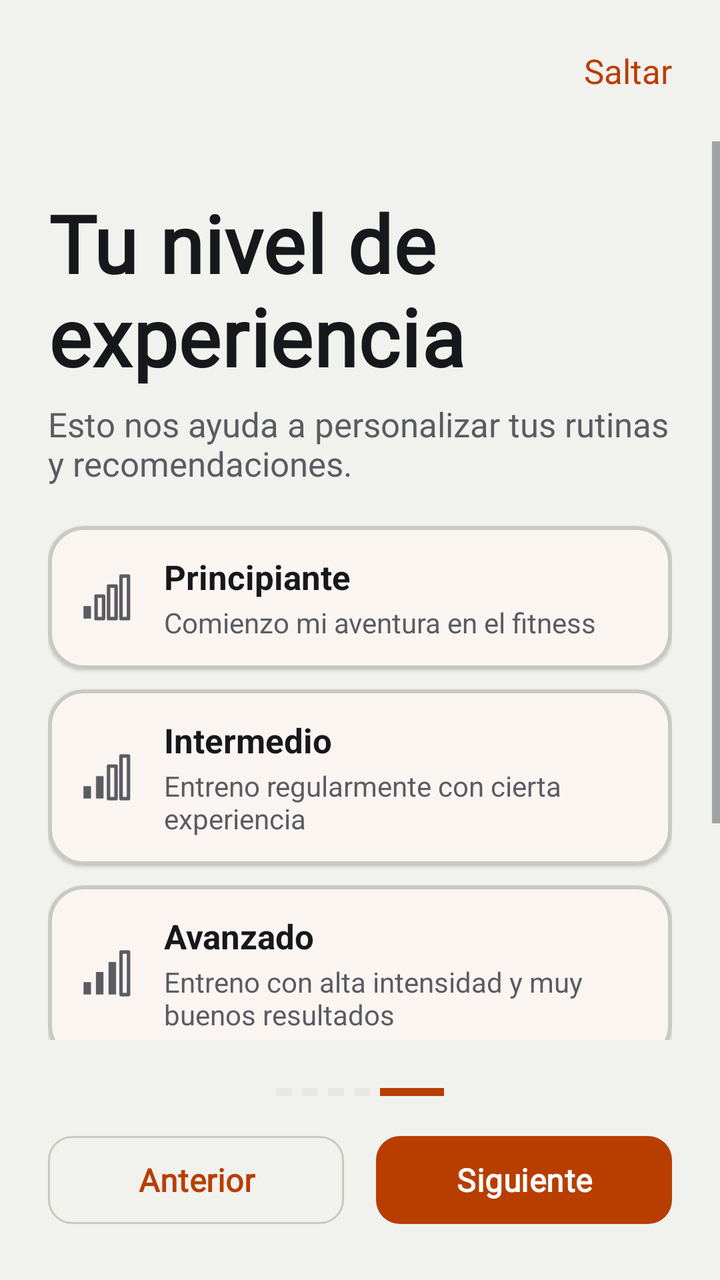
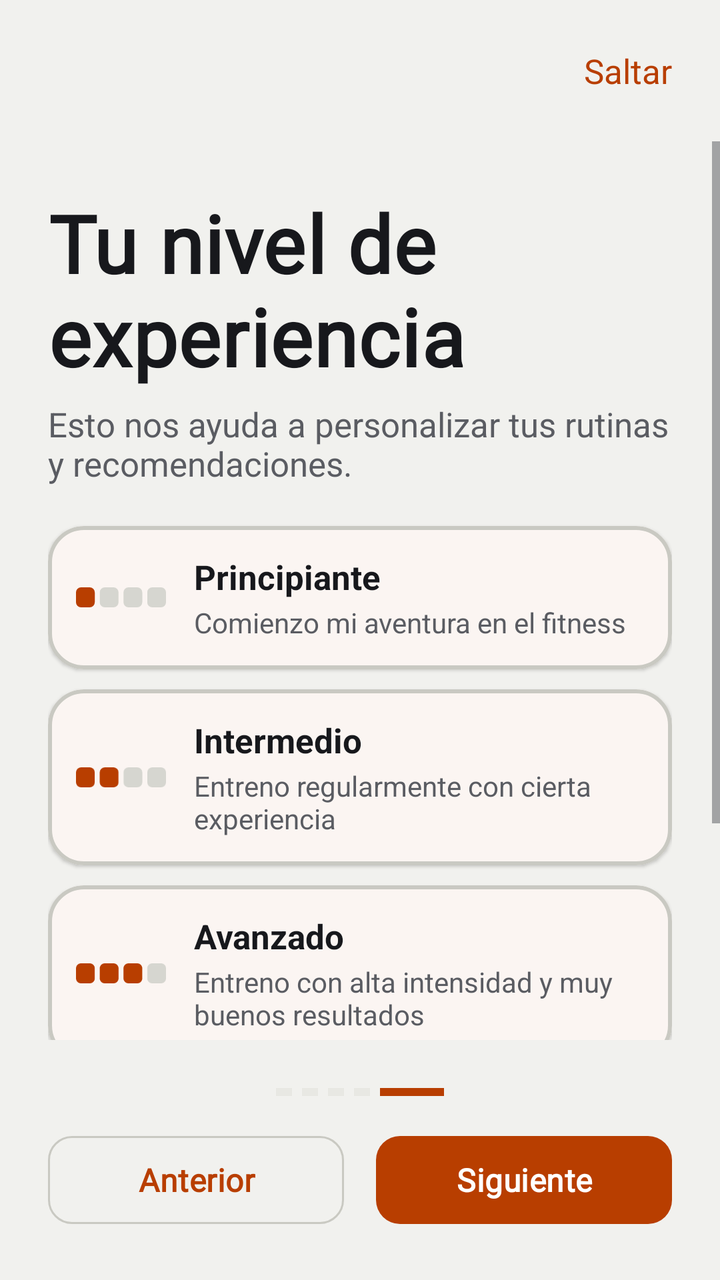

Screens rendered from an Android XML layout before and after an edit, with the pre-edit source and the edit as a unified diff.
<!-- AndroidManifest.xml: application theme Theme.GymProFit -->
<!-- res/layout/activity_onboarding5.xml -->
<?xml version="1.0" encoding="utf-8"?>
<LinearLayout xmlns:android="http://schemas.android.com/apk/res/android"
    xmlns:app="http://schemas.android.com/apk/res-auto"
    android:layout_width="match_parent"
    android:layout_height="match_parent"
    android:orientation="vertical"
    android:background="?attr/android:colorBackground">

    
    <TextView
        android:id="@+id/tvSaltar5"
        android:layout_width="wrap_content"
        android:layout_height="wrap_content"
        android:layout_gravity="end"
        android:layout_margin="16dp"
        android:text="@string/onboarding_saltar"
        android:textSize="@dimen/text_body"
        android:textColor="?attr/colorPrimary"
        android:padding="8dp"
        android:clickable="true"
        android:focusable="true"
        android:background="?attr/selectableItemBackgroundBorderless" />

    <ScrollView
        android:layout_width="match_parent"
        android:layout_height="0dp"
        android:layout_weight="1">

        <LinearLayout
            android:layout_width="match_parent"
            android:layout_height="wrap_content"
            android:orientation="vertical"
            android:padding="24dp">

            <TextView
                android:layout_width="wrap_content"
                android:layout_height="wrap_content"
                android:text="@string/onboarding_nivel_titulo"
                android:textAppearance="@style/TextAppearance.GymProFit.Display" />

            <TextView
                android:layout_width="wrap_content"
                android:layout_height="wrap_content"
                android:layout_marginTop="6dp"
                android:layout_marginBottom="20dp"
                android:text="@string/onboarding_nivel_desc"
                android:textSize="@dimen/text_body"
                android:textColor="?attr/colorOnSurfaceVariant" />

            
            <com.google.android.material.card.MaterialCardView
                android:id="@+id/cardPrincipiante"
                android:layout_width="match_parent"
                android:layout_height="wrap_content"
                android:layout_marginBottom="10dp"
                android:clickable="true"
                android:focusable="true"
                android:foreground="?attr/selectableItemBackground"
                app:strokeWidth="2dp"
                app:strokeColor="?attr/colorOutlineVariant">
                <LinearLayout android:layout_width="match_parent" android:layout_height="wrap_content"
                    android:orientation="horizontal" android:padding="14dp" android:gravity="center_vertical">
                    <ImageView android:layout_width="30dp" android:layout_height="30dp"
                        android:src="@drawable/ic_nivel_principiante" app:tint="?attr/colorOnSurfaceVariant"
                        android:layout_marginEnd="14dp" android:contentDescription="@null" />
                    <LinearLayout android:layout_width="0dp" android:layout_height="wrap_content" android:layout_weight="1" android:orientation="vertical">
                        <TextView android:layout_width="wrap_content" android:layout_height="wrap_content"
                            android:text="@string/nivel_principiante" android:textSize="@dimen/text_body"
                            android:textStyle="bold" android:textColor="?attr/colorOnSurface" />
                        <TextView android:layout_width="wrap_content" android:layout_height="wrap_content"
                            android:layout_marginTop="2dp" android:text="@string/nivel_principiante_desc"
                            android:textSize="@dimen/text_label" android:textColor="?attr/colorOnSurfaceVariant" />
                    </LinearLayout>
                    <ImageView android:id="@+id/ivCheckPrincipiante" android:layout_width="20dp"
                        android:layout_height="20dp" android:src="@drawable/ic_check"
                        android:visibility="gone" android:contentDescription="@null" />
                </LinearLayout>
            </com.google.android.material.card.MaterialCardView>

            
            <com.google.android.material.card.MaterialCardView
                android:id="@+id/cardIntermedio"
                android:layout_width="match_parent"
                android:layout_height="wrap_content"
                android:layout_marginBottom="10dp"
                android:clickable="true"
                android:focusable="true"
                android:foreground="?attr/selectableItemBackground"
                app:strokeWidth="2dp"
                app:strokeColor="?attr/colorOutlineVariant">
                <LinearLayout android:layout_width="match_parent" android:layout_height="wrap_content"
                    android:orientation="horizontal" android:padding="14dp" android:gravity="center_vertical">
                    <ImageView android:layout_width="30dp" android:layout_height="30dp"
                        android:src="@drawable/ic_nivel_intermedio" app:tint="?attr/colorOnSurfaceVariant"
                        android:layout_marginEnd="14dp" android:contentDescription="@null" />
                    <LinearLayout android:layout_width="0dp" android:layout_height="wrap_content" android:layout_weight="1" android:orientation="vertical">
                        <TextView android:layout_width="wrap_content" android:layout_height="wrap_content"
                            android:text="@string/nivel_intermedio" android:textSize="@dimen/text_body"
                            android:textStyle="bold" android:textColor="?attr/colorOnSurface" />
                        <TextView android:layout_width="wrap_content" android:layout_height="wrap_content"
                            android:layout_marginTop="2dp" android:text="@string/nivel_intermedio_desc"
                            android:textSize="@dimen/text_label" android:textColor="?attr/colorOnSurfaceVariant" />
                    </LinearLayout>
                    <ImageView android:id="@+id/ivCheckIntermedio" android:layout_width="20dp"
                        android:layout_height="20dp" android:src="@drawable/ic_check"
                        android:visibility="gone" android:contentDescription="@null" />
                </LinearLayout>
            </com.google.android.material.card.MaterialCardView>

            
            <com.google.android.material.card.MaterialCardView
                android:id="@+id/cardAvanzado"
                android:layout_width="match_parent"
                android:layout_height="wrap_content"
                android:layout_marginBottom="10dp"
                android:clickable="true"
                android:focusable="true"
                android:foreground="?attr/selectableItemBackground"
                app:strokeWidth="2dp"
                app:strokeColor="?attr/colorOutlineVariant">
                <LinearLayout android:layout_width="match_parent" android:layout_height="wrap_content"
                    android:orientation="horizontal" android:padding="14dp" android:gravity="center_vertical">
                    <ImageView android:layout_width="30dp" android:layout_height="30dp"
                        android:src="@drawable/ic_nivel_avanzado" app:tint="?attr/colorOnSurfaceVariant"
                        android:layout_marginEnd="14dp" android:contentDescription="@null" />
                    <LinearLayout android:layout_width="0dp" android:layout_height="wrap_content" android:layout_weight="1" android:orientation="vertical">
                        <TextView android:layout_width="wrap_content" android:layout_height="wrap_content"
                            android:text="@string/nivel_avanzado" android:textSize="@dimen/text_body"
                            android:textStyle="bold" android:textColor="?attr/colorOnSurface" />
                        <TextView android:layout_width="wrap_content" android:layout_height="wrap_content"
                            android:layout_marginTop="2dp" android:text="@string/nivel_avanzado_desc"
                            android:textSize="@dimen/text_label" android:textColor="?attr/colorOnSurfaceVariant" />
                    </LinearLayout>
                    <ImageView android:id="@+id/ivCheckAvanzado" android:layout_width="20dp"
                        android:layout_height="20dp" android:src="@drawable/ic_check"
                        android:visibility="gone" android:contentDescription="@null" />
                </LinearLayout>
            </com.google.android.material.card.MaterialCardView>

            
            <com.google.android.material.card.MaterialCardView
                android:id="@+id/cardExperto"
                android:layout_width="match_parent"
                android:layout_height="wrap_content"
                android:layout_marginBottom="10dp"
                android:clickable="true"
                android:focusable="true"
                android:foreground="?attr/selectableItemBackground"
                app:strokeWidth="2dp"
                app:strokeColor="?attr/colorOutlineVariant">
                <LinearLayout android:layout_width="match_parent" android:layout_height="wrap_content"
                    android:orientation="horizontal" android:padding="14dp" android:gravity="center_vertical">
                    <ImageView android:layout_width="30dp" android:layout_height="30dp"
                        android:src="@drawable/ic_nivel_experto" app:tint="?attr/colorOnSurfaceVariant"
                        android:layout_marginEnd="14dp" android:contentDescription="@null" />
                    <LinearLayout android:layout_width="0dp" android:layout_height="wrap_content" android:layout_weight="1" android:orientation="vertical">
                        <TextView android:layout_width="wrap_content" android:layout_height="wrap_content"
                            android:text="@string/nivel_experto" android:textSize="@dimen/text_body"
                            android:textStyle="bold" android:textColor="?attr/colorOnSurface" />
                        <TextView android:layout_width="wrap_content" android:layout_height="wrap_content"
                            android:layout_marginTop="2dp" android:text="@string/nivel_experto_desc"
                            android:textSize="@dimen/text_label" android:textColor="?attr/colorOnSurfaceVariant" />
                    </LinearLayout>
                    <ImageView android:id="@+id/ivCheckExperto" android:layout_width="20dp"
                        android:layout_height="20dp" android:src="@drawable/ic_check"
                        android:visibility="gone" android:contentDescription="@null" />
                </LinearLayout>
            </com.google.android.material.card.MaterialCardView>

        </LinearLayout>

    </ScrollView>

    <LinearLayout
        android:layout_width="match_parent"
        android:layout_height="wrap_content"
        android:orientation="vertical"
        android:padding="24dp">

        
        <LinearLayout android:layout_width="match_parent" android:layout_height="wrap_content"
            android:orientation="horizontal" android:gravity="center" android:layout_marginBottom="16dp">
            <View android:layout_width="8dp" android:layout_height="4dp" android:background="?attr/colorSurfaceVariant" android:layout_marginEnd="5dp" />
            <View android:layout_width="8dp" android:layout_height="4dp" android:background="?attr/colorSurfaceVariant" android:layout_marginEnd="5dp" />
            <View android:layout_width="8dp" android:layout_height="4dp" android:background="?attr/colorSurfaceVariant" android:layout_marginEnd="5dp" />
            <View android:layout_width="8dp" android:layout_height="4dp" android:background="?attr/colorSurfaceVariant" android:layout_marginEnd="5dp" />
            <View android:layout_width="32dp" android:layout_height="4dp" android:background="?attr/colorPrimary" />
        </LinearLayout>

        
        <LinearLayout android:layout_width="match_parent" android:layout_height="wrap_content" android:orientation="horizontal">
            <com.google.android.material.button.MaterialButton
                android:id="@+id/btnAnterior5"
                style="@style/Widget.Material3.Button.OutlinedButton"
                android:layout_width="0dp" android:layout_height="52dp" android:layout_weight="1"
                android:layout_marginEnd="8dp" android:text="@string/onboarding_anterior" app:cornerRadius="12dp" />
            <com.google.android.material.button.MaterialButton
                android:id="@+id/btnSiguiente5"
                android:layout_width="0dp" android:layout_height="52dp" android:layout_weight="1"
                android:layout_marginStart="8dp" android:text="@string/onboarding_siguiente" app:cornerRadius="12dp" />
        </LinearLayout>

    </LinearLayout>

</LinearLayout>
<!-- resources referenced by this layout -->
<resources>
  <!-- drawable ic_nivel_avanzado (drawable) -->
  <?xml version="1.0" encoding="utf-8"?>
  <vector xmlns:android="http://schemas.android.com/apk/res/android"
      android:width="24dp" android:height="24dp"
      android:viewportWidth="24" android:viewportHeight="24">
      <path
          android:fillColor="?attr/colorOnSurfaceVariant"
          android:pathData="M3,15.5 h3 v5 h-3 z"/>
      <path
          android:fillColor="?attr/colorOnSurfaceVariant"
          android:pathData="M8,11.5 h3 v9 h-3 z"/>
      <path
          android:fillColor="?attr/colorOnSurfaceVariant"
          android:pathData="M13,7.5 h3 v13 h-3 z"/>
      <path
          android:fillColor="@android:color/transparent"
          android:strokeColor="?attr/colorOnSurfaceVariant"
          android:strokeWidth="1.4"
          android:strokeLineJoin="round"
          android:pathData="M18,3.5 h3 v17 h-3 z"/>
  </vector>
  <!-- drawable ic_nivel_experto (drawable) -->
  <?xml version="1.0" encoding="utf-8"?>
  <vector xmlns:android="http://schemas.android.com/apk/res/android"
      android:width="24dp" android:height="24dp"
      android:viewportWidth="24" android:viewportHeight="24">
      <path
          android:fillColor="?attr/colorOnSurfaceVariant"
          android:pathData="M3,15.5 h3 v5 h-3 z"/>
      <path
          android:fillColor="?attr/colorOnSurfaceVariant"
          android:pathData="M8,11.5 h3 v9 h-3 z"/>
      <path
          android:fillColor="?attr/colorOnSurfaceVariant"
          android:pathData="M13,7.5 h3 v13 h-3 z"/>
      <path
          android:fillColor="?attr/colorOnSurfaceVariant"
          android:pathData="M18,3.5 h3 v17 h-3 z"/>
  </vector>
  <!-- drawable ic_nivel_intermedio (drawable) -->
  <?xml version="1.0" encoding="utf-8"?>
  <vector xmlns:android="http://schemas.android.com/apk/res/android"
      android:width="24dp" android:height="24dp"
      android:viewportWidth="24" android:viewportHeight="24">
      <path
          android:fillColor="?attr/colorOnSurfaceVariant"
          android:pathData="M3,15.5 h3 v5 h-3 z"/>
      <path
          android:fillColor="?attr/colorOnSurfaceVariant"
          android:pathData="M8,11.5 h3 v9 h-3 z"/>
      <path
          android:fillColor="@android:color/transparent"
          android:strokeColor="?attr/colorOnSurfaceVariant"
          android:strokeWidth="1.4"
          android:strokeLineJoin="round"
          android:pathData="M13,7.5 h3 v13 h-3 z"/>
      <path
          android:fillColor="@android:color/transparent"
          android:strokeColor="?attr/colorOnSurfaceVariant"
          android:strokeWidth="1.4"
          android:strokeLineJoin="round"
          android:pathData="M18,3.5 h3 v17 h-3 z"/>
  </vector>
  <!-- drawable ic_nivel_principiante (drawable) -->
  <?xml version="1.0" encoding="utf-8"?>
  <vector xmlns:android="http://schemas.android.com/apk/res/android"
      android:width="24dp" android:height="24dp"
      android:viewportWidth="24" android:viewportHeight="24">
      <path
          android:fillColor="?attr/colorOnSurfaceVariant"
          android:pathData="M3,15.5 h3 v5 h-3 z"/>
      <path
          android:fillColor="@android:color/transparent"
          android:strokeColor="?attr/colorOnSurfaceVariant"
          android:strokeWidth="1.4"
          android:strokeLineJoin="round"
          android:pathData="M8,11.5 h3 v9 h-3 z"/>
      <path
          android:fillColor="@android:color/transparent"
          android:strokeColor="?attr/colorOnSurfaceVariant"
          android:strokeWidth="1.4"
          android:strokeLineJoin="round"
          android:pathData="M13,7.5 h3 v13 h-3 z"/>
      <path
          android:fillColor="@android:color/transparent"
          android:strokeColor="?attr/colorOnSurfaceVariant"
          android:strokeWidth="1.4"
          android:strokeLineJoin="round"
          android:pathData="M18,3.5 h3 v17 h-3 z"/>
  </vector>
  <!-- unchanged entries left out for length: 57 -->
</resources>

<!-- the commit's change to res/layout/activity_onboarding5.xml (unified diff, before → after) -->
@@ -60,9 +60,9 @@
                 app:strokeColor="?attr/colorOutlineVariant">
                 <LinearLayout android:layout_width="match_parent" android:layout_height="wrap_content"
                     android:orientation="horizontal" android:padding="14dp" android:gravity="center_vertical">
-                    <ImageView android:layout_width="30dp" android:layout_height="30dp"
-                        android:src="@drawable/ic_nivel_principiante" app:tint="?attr/colorOnSurfaceVariant"
-                        android:layout_marginEnd="14dp" android:contentDescription="@null" />
+                    <ImageView android:id="@+id/ivNivelPrincipiante" android:layout_width="45dp" android:layout_height="10dp"
+                        android:src="@drawable/ic_nivel_principiante"
+                        android:layout_marginEnd="14dp" />
                     <LinearLayout android:layout_width="0dp" android:layout_height="wrap_content" android:layout_weight="1" android:orientation="vertical">
                         <TextView android:layout_width="wrap_content" android:layout_height="wrap_content"
                             android:text="@string/nivel_principiante" android:textSize="@dimen/text_body"
@@ -90,9 +90,9 @@
                 app:strokeColor="?attr/colorOutlineVariant">
                 <LinearLayout android:layout_width="match_parent" android:layout_height="wrap_content"
                     android:orientation="horizontal" android:padding="14dp" android:gravity="center_vertical">
-                    <ImageView android:layout_width="30dp" android:layout_height="30dp"
-                        android:src="@drawable/ic_nivel_intermedio" app:tint="?attr/colorOnSurfaceVariant"
-                        android:layout_marginEnd="14dp" android:contentDescription="@null" />
+                    <ImageView android:id="@+id/ivNivelIntermedio" android:layout_width="45dp" android:layout_height="10dp"
+                        android:src="@drawable/ic_nivel_intermedio"
+                        android:layout_marginEnd="14dp" />
                     <LinearLayout android:layout_width="0dp" android:layout_height="wrap_content" android:layout_weight="1" android:orientation="vertical">
                         <TextView android:layout_width="wrap_content" android:layout_height="wrap_content"
                             android:text="@string/nivel_intermedio" android:textSize="@dimen/text_body"
@@ -120,9 +120,9 @@
                 app:strokeColor="?attr/colorOutlineVariant">
                 <LinearLayout android:layout_width="match_parent" android:layout_height="wrap_content"
                     android:orientation="horizontal" android:padding="14dp" android:gravity="center_vertical">
-                    <ImageView android:layout_width="30dp" android:layout_height="30dp"
-                        android:src="@drawable/ic_nivel_avanzado" app:tint="?attr/colorOnSurfaceVariant"
-                        android:layout_marginEnd="14dp" android:contentDescription="@null" />
+                    <ImageView android:id="@+id/ivNivelAvanzado" android:layout_width="45dp" android:layout_height="10dp"
+                        android:src="@drawable/ic_nivel_avanzado"
+                        android:layout_marginEnd="14dp" />
                     <LinearLayout android:layout_width="0dp" android:layout_height="wrap_content" android:layout_weight="1" android:orientation="vertical">
                         <TextView android:layout_width="wrap_content" android:layout_height="wrap_content"
                             android:text="@string/nivel_avanzado" android:textSize="@dimen/text_body"
@@ -150,9 +150,9 @@
                 app:strokeColor="?attr/colorOutlineVariant">
                 <LinearLayout android:layout_width="match_parent" android:layout_height="wrap_content"
                     android:orientation="horizontal" android:padding="14dp" android:gravity="center_vertical">
-                    <ImageView android:layout_width="30dp" android:layout_height="30dp"
-                        android:src="@drawable/ic_nivel_experto" app:tint="?attr/colorOnSurfaceVariant"
-                        android:layout_marginEnd="14dp" android:contentDescription="@null" />
+                    <ImageView android:id="@+id/ivNivelExperto" android:layout_width="45dp" android:layout_height="10dp"
+                        android:src="@drawable/ic_nivel_experto"
+                        android:layout_marginEnd="14dp" />
                     <LinearLayout android:layout_width="0dp" android:layout_height="wrap_content" android:layout_weight="1" android:orientation="vertical">
                         <TextView android:layout_width="wrap_content" android:layout_height="wrap_content"
                             android:text="@string/nivel_experto" android:textSize="@dimen/text_body"
<!-- resource entries referenced after the edit -->
@@ -3,93 +3,76 @@
   <!-- drawable ic_nivel_avanzado (drawable) -->
   <?xml version="1.0" encoding="utf-8"?>
   <vector xmlns:android="http://schemas.android.com/apk/res/android"
-      android:width="24dp" android:height="24dp"
-      android:viewportWidth="24" android:viewportHeight="24">
+      android:width="36dp" android:height="8dp"
+      android:viewportWidth="36" android:viewportHeight="8">
       <path
-          android:fillColor="?attr/colorOnSurfaceVariant"
-          android:pathData="M3,15.5 h3 v5 h-3 z"/>
+          android:fillColor="?attr/colorPrimary"
+          android:pathData="M2,0 h3.5 a2,2 0 0 1 2,2 v4 a2,2 0 0 1 -2,2 h-3.5 a2,2 0 0 1 -2,-2 v-4 a2,2 0 0 1 2,-2 z"/>
       <path
-          android:fillColor="?attr/colorOnSurfaceVariant"
-          android:pathData="M8,11.5 h3 v9 h-3 z"/>
+          android:fillColor="?attr/colorPrimary"
+          android:pathData="M11.5,0 h3.5 a2,2 0 0 1 2,2 v4 a2,2 0 0 1 -2,2 h-3.5 a2,2 0 0 1 -2,-2 v-4 a2,2 0 0 1 2,-2 z"/>
       <path
-          android:fillColor="?attr/colorOnSurfaceVariant"
-          android:pathData="M13,7.5 h3 v13 h-3 z"/>
+          android:fillColor="?attr/colorPrimary"
+          android:pathData="M21,0 h3.5 a2,2 0 0 1 2,2 v4 a2,2 0 0 1 -2,2 h-3.5 a2,2 0 0 1 -2,-2 v-4 a2,2 0 0 1 2,-2 z"/>
       <path
-          android:fillColor="@android:color/transparent"
-          android:strokeColor="?attr/colorOnSurfaceVariant"
-          android:strokeWidth="1.4"
-          android:strokeLineJoin="round"
-          android:pathData="M18,3.5 h3 v17 h-3 z"/>
+          android:fillColor="@color/gp_meter_track"
+          android:pathData="M30.5,0 h3.5 a2,2 0 0 1 2,2 v4 a2,2 0 0 1 -2,2 h-3.5 a2,2 0 0 1 -2,-2 v-4 a2,2 0 0 1 2,-2 z"/>
   </vector>
   <!-- drawable ic_nivel_experto (drawable) -->
   <?xml version="1.0" encoding="utf-8"?>
   <vector xmlns:android="http://schemas.android.com/apk/res/android"
-      android:width="24dp" android:height="24dp"
-      android:viewportWidth="24" android:viewportHeight="24">
+      android:width="36dp" android:height="8dp"
+      android:viewportWidth="36" android:viewportHeight="8">
       <path
-          android:fillColor="?attr/colorOnSurfaceVariant"
-          android:pathData="M3,15.5 h3 v5 h-3 z"/>
+          android:fillColor="?attr/colorPrimary"
+          android:pathData="M2,0 h3.5 a2,2 0 0 1 2,2 v4 a2,2 0 0 1 -2,2 h-3.5 a2,2 0 0 1 -2,-2 v-4 a2,2 0 0 1 2,-2 z"/>
       <path
-          android:fillColor="?attr/colorOnSurfaceVariant"
-          android:pathData="M8,11.5 h3 v9 h-3 z"/>
+          android:fillColor="?attr/colorPrimary"
+          android:pathData="M11.5,0 h3.5 a2,2 0 0 1 2,2 v4 a2,2 0 0 1 -2,2 h-3.5 a2,2 0 0 1 -2,-2 v-4 a2,2 0 0 1 2,-2 z"/>
       <path
-          android:fillColor="?attr/colorOnSurfaceVariant"
-          android:pathData="M13,7.5 h3 v13 h-3 z"/>
+          android:fillColor="?attr/colorPrimary"
+          android:pathData="M21,0 h3.5 a2,2 0 0 1 2,2 v4 a2,2 0 0 1 -2,2 h-3.5 a2,2 0 0 1 -2,-2 v-4 a2,2 0 0 1 2,-2 z"/>
       <path
-          android:fillColor="?attr/colorOnSurfaceVariant"
-          android:pathData="M18,3.5 h3 v17 h-3 z"/>
+          android:fillColor="?attr/colorPrimary"
+          android:pathData="M30.5,0 h3.5 a2,2 0 0 1 2,2 v4 a2,2 0 0 1 -2,2 h-3.5 a2,2 0 0 1 -2,-2 v-4 a2,2 0 0 1 2,-2 z"/>
   </vector>
   <!-- drawable ic_nivel_intermedio (drawable) -->
   <?xml version="1.0" encoding="utf-8"?>
   <vector xmlns:android="http://schemas.android.com/apk/res/android"
-      android:width="24dp" android:height="24dp"
-      android:viewportWidth="24" android:viewportHeight="24">
+      android:width="36dp" android:height="8dp"
+      android:viewportWidth="36" android:viewportHeight="8">
       <path
-          android:fillColor="?attr/colorOnSurfaceVariant"
-          android:pathData="M3,15.5 h3 v5 h-3 z"/>
+          android:fillColor="?attr/colorPrimary"
+          android:pathData="M2,0 h3.5 a2,2 0 0 1 2,2 v4 a2,2 0 0 1 -2,2 h-3.5 a2,2 0 0 1 -2,-2 v-4 a2,2 0 0 1 2,-2 z"/>
       <path
-          android:fillColor="?attr/colorOnSurfaceVariant"
-          android:pathData="M8,11.5 h3 v9 h-3 z"/>
+          android:fillColor="?attr/colorPrimary"
+          android:pathData="M11.5,0 h3.5 a2,2 0 0 1 2,2 v4 a2,2 0 0 1 -2,2 h-3.5 a2,2 0 0 1 -2,-2 v-4 a2,2 0 0 1 2,-2 z"/>
       <path
-          android:fillColor="@android:color/transparent"
-          android:strokeColor="?attr/colorOnSurfaceVariant"
-          android:strokeWidth="1.4"
-          android:strokeLineJoin="round"
-          android:pathData="M13,7.5 h3 v13 h-3 z"/>
+          android:fillColor="@color/gp_meter_track"
+          android:pathData="M21,0 h3.5 a2,2 0 0 1 2,2 v4 a2,2 0 0 1 -2,2 h-3.5 a2,2 0 0 1 -2,-2 v-4 a2,2 0 0 1 2,-2 z"/>
       <path
-          android:fillColor="@android:color/transparent"
-          android:strokeColor="?attr/colorOnSurfaceVariant"
-          android:strokeWidth="1.4"
-          android:strokeLineJoin="round"
-          android:pathData="M18,3.5 h3 v17 h-3 z"/>
+          android:fillColor="@color/gp_meter_track"
+          android:pathData="M30.5,0 h3.5 a2,2 0 0 1 2,2 v4 a2,2 0 0 1 -2,2 h-3.5 a2,2 0 0 1 -2,-2 v-4 a2,2 0 0 1 2,-2 z"/>
   </vector>
   <!-- drawable ic_nivel_principiante (drawable) -->
   <?xml version="1.0" encoding="utf-8"?>
   <vector xmlns:android="http://schemas.android.com/apk/res/android"
-      android:width="24dp" android:height="24dp"
-      android:viewportWidth="24" android:viewportHeight="24">
+      android:width="36dp" android:height="8dp"
+      android:viewportWidth="36" android:viewportHeight="8">
       <path
-          android:fillColor="?attr/colorOnSurfaceVariant"
-          android:pathData="M3,15.5 h3 v5 h-3 z"/>
+          android:fillColor="?attr/colorPrimary"
+          android:pathData="M2,0 h3.5 a2,2 0 0 1 2,2 v4 a2,2 0 0 1 -2,2 h-3.5 a2,2 0 0 1 -2,-2 v-4 a2,2 0 0 1 2,-2 z"/>
       <path
-          android:fillColor="@android:color/transparent"
-          android:strokeColor="?attr/colorOnSurfaceVariant"
-          android:strokeWidth="1.4"
-          android:strokeLineJoin="round"
-          android:pathData="M8,11.5 h3 v9 h-3 z"/>
+          android:fillColor="@color/gp_meter_track"
+          android:pathData="M11.5,0 h3.5 a2,2 0 0 1 2,2 v4 a2,2 0 0 1 -2,2 h-3.5 a2,2 0 0 1 -2,-2 v-4 a2,2 0 0 1 2,-2 z"/>
       <path
-          android:fillColor="@android:color/transparent"
-          android:strokeColor="?attr/colorOnSurfaceVariant"
-          android:strokeWidth="1.4"
-          android:strokeLineJoin="round"
-          android:pathData="M13,7.5 h3 v13 h-3 z"/>
+          android:fillColor="@color/gp_meter_track"
+          android:pathData="M21,0 h3.5 a2,2 0 0 1 2,2 v4 a2,2 0 0 1 -2,2 h-3.5 a2,2 0 0 1 -2,-2 v-4 a2,2 0 0 1 2,-2 z"/>
       <path
-          android:fillColor="@android:color/transparent"
-          android:strokeColor="?attr/colorOnSurfaceVariant"
-          android:strokeWidth="1.4"
-          android:strokeLineJoin="round"
-          android:pathData="M18,3.5 h3 v17 h-3 z"/>
+          android:fillColor="@color/gp_meter_track"
+          android:pathData="M30.5,0 h3.5 a2,2 0 0 1 2,2 v4 a2,2 0 0 1 -2,2 h-3.5 a2,2 0 0 1 -2,-2 v-4 a2,2 0 0 1 2,-2 z"/>
   </vector>
+  <color name="gp_meter_track">#D6D6D0</color>
   <!-- unchanged entries left out for length: 57 -->
 </resources>
 
